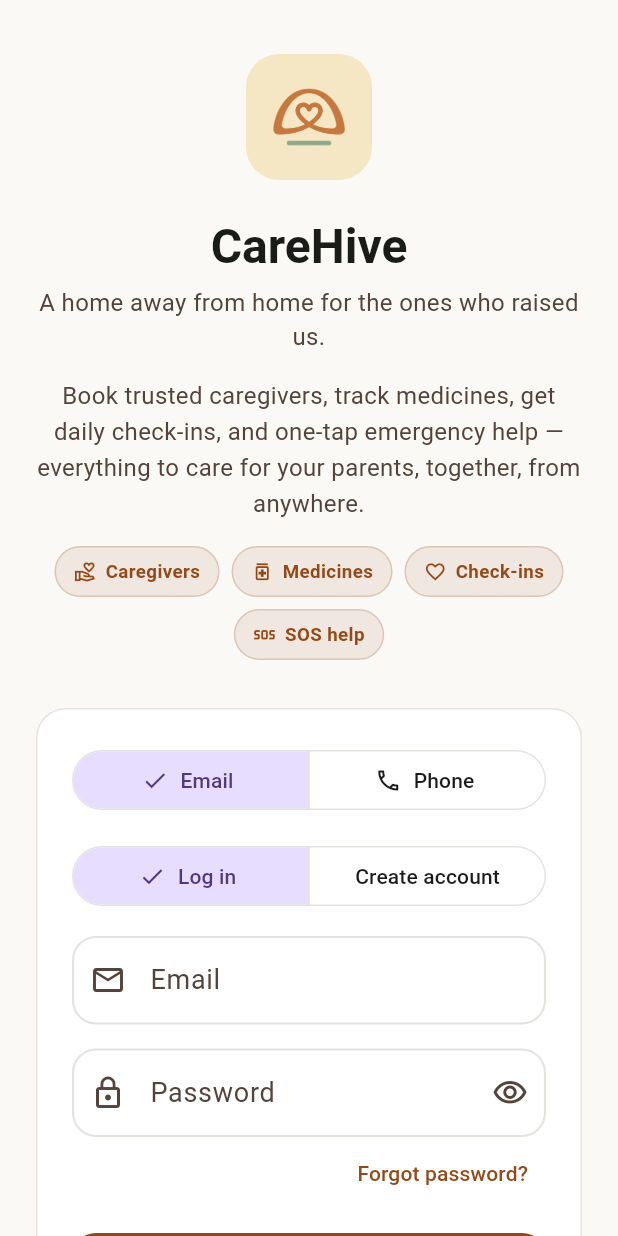
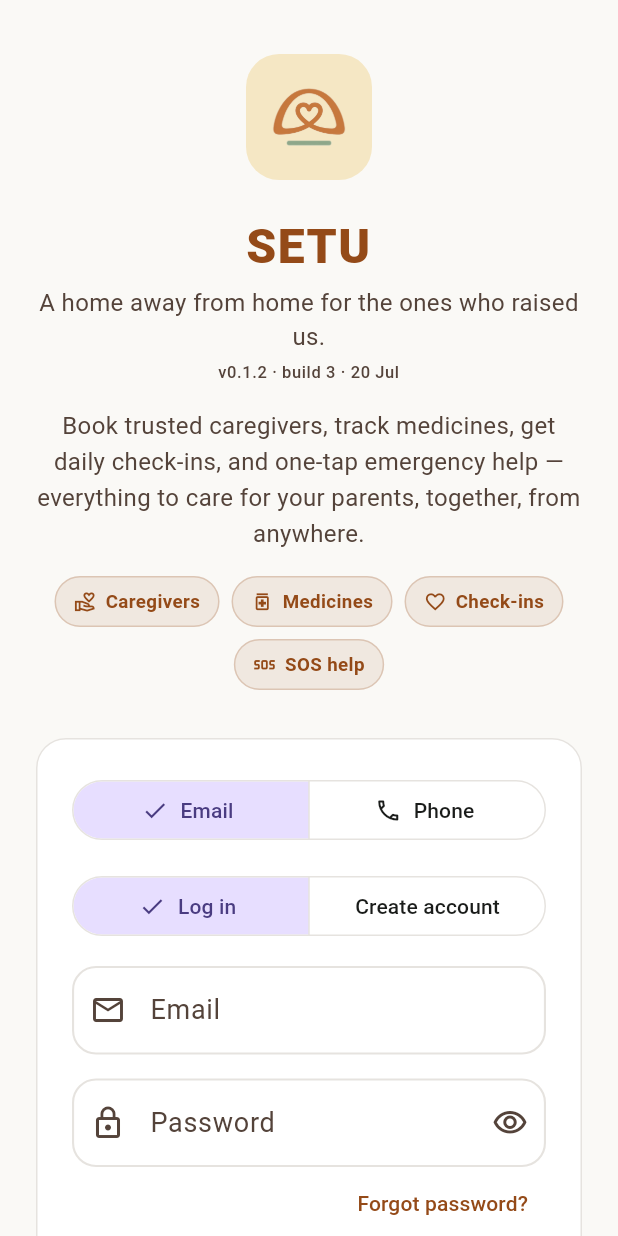
Before and after one commit to MADEMSanjanaSarvani/Elder-Care, a Flutter app: the LoginScreen screen opened by its route, on a phone screen of 412 x 824 dp. Run offline on Flutter 3.47's test engine with Material 3 defaults, Android fonts, the phone set to English and light mode, and no system bars; our stand-ins replace file_picker, firebase_core, firebase_messaging, flutter_riverpod, geolocator, go_router and 4 more; missing offline and left inert: agora_rtc_engine; accounts and stored records are empty; network calls fail.

Commit message:
Add visible build stamp on login+settings; fix login brand CareHive->SETU (verify install)

```diff
--- /dev/null
+++ b/apps/family_elder_app/lib/core/app_build.dart
@@ -0,0 +1,7 @@
+/// A single, human-readable build stamp shown on the login and settings
+/// screens. Bump this on every build you hand to a tester so it is instantly
+/// obvious whether the installed APK is the newest one — no more "did the
+/// install actually update?" ambiguity.
+///
+/// Keep it in sync with pubspec `version:`.
+const String kAppBuildLabel = 'v0.1.2 · build 3 · 20 Jul';
--- a/apps/family_elder_app/lib/features/auth/presentation/login_screen.dart
+++ b/apps/family_elder_app/lib/features/auth/presentation/login_screen.dart
@@ -3,6 +3,7 @@ import 'package:flutter_riverpod/flutter_riverpod.dart';
 import 'package:go_router/go_router.dart';
 import 'package:setu_core/setu_core.dart';
 
+import '../../../core/app_build.dart';
 import '../../../core/providers.dart';
 import '../data/auth_repository.dart';
 
@@ -234,9 +235,12 @@ class _LoginScreenState extends ConsumerState<LoginScreen> {
                     ),
                   ),
                   const SizedBox(height: SetuSpacing.lg),
-                  Text('CareHive',
+                  Text('SETU',
                       textAlign: TextAlign.center,
-                      style: theme.textTheme.headlineLarge),
+                      style: theme.textTheme.headlineLarge?.copyWith(
+                          color: SetuColors.accentLight,
+                          fontWeight: FontWeight.w900,
+                          letterSpacing: 1)),
                   const SizedBox(height: 6),
                   Text(
                     'A home away from home for the ones who raised us.',
@@ -244,6 +248,11 @@ class _LoginScreenState extends ConsumerState<LoginScreen> {
                     style: theme.textTheme.bodyMedium
                         ?.copyWith(color: SetuColors.mutedLight),
                   ),
+                  const SizedBox(height: 4),
+                  Text(kAppBuildLabel,
+                      textAlign: TextAlign.center,
+                      style: theme.textTheme.labelSmall
+                          ?.copyWith(color: SetuColors.mutedLight)),
                   const SizedBox(height: SetuSpacing.md),
                   Text(
                     'Book trusted caregivers, track medicines, get daily '
--- a/apps/family_elder_app/lib/features/settings/presentation/settings_screen.dart
+++ b/apps/family_elder_app/lib/features/settings/presentation/settings_screen.dart
@@ -4,6 +4,7 @@ import 'package:flutter_riverpod/flutter_riverpod.dart';
 import 'package:setu_core/setu_core.dart';
 import 'package:supabase_flutter/supabase_flutter.dart';
 
+import '../../../core/app_build.dart';
 import '../../../core/preferences.dart';
 import '../../../core/providers.dart';
 import '../../legal/legal_content.dart';
@@ -127,7 +128,7 @@ class SettingsScreen extends ConsumerWidget {
             ),
             const SizedBox(height: SetuSpacing.xl),
             const Center(
-              child: Text('CareHive · Version 1.0',
+              child: Text('SETU · $kAppBuildLabel',
                   style:
                       TextStyle(color: SetuColors.mutedLight, fontSize: 12.5)),
             ),
```
